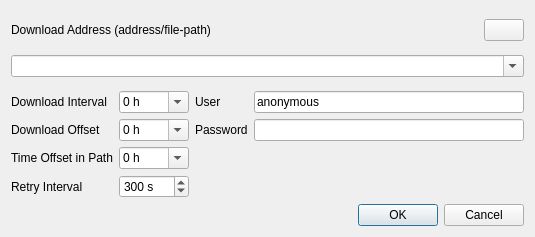
Above: app/qtapp/appcmn_qt/ftpoptdlg.ui from lhuisman/myRTKLIB before the change. Below: the same form after it.
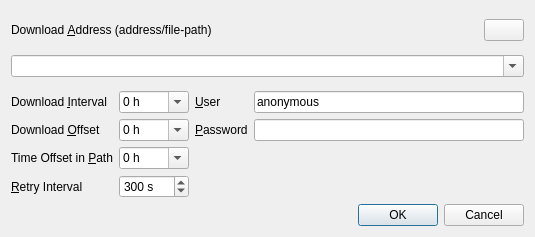
That is the form after the change. Icons and pictures are not drawn.

```diff
--- a/app/qtapp/appcmn_qt/ftpoptdlg.ui
+++ b/app/qtapp/appcmn_qt/ftpoptdlg.ui
@@ -32,7 +32,10 @@
       <item row="0" column="0">
        <widget class="QLabel" name="Label2">
         <property name="text">
-         <string>Download Address (address/file-path)</string>
+         <string>Download &amp;Address (address/file-path)</string>
+        </property>
+        <property name="buddy">
+         <cstring>cBAddress</cstring>
         </property>
        </widget>
       </item>
@@ -93,7 +96,10 @@
          <string/>
         </property>
         <property name="text">
-         <string>Download Interval</string>
+         <string>Download &amp;Interval</string>
+        </property>
+        <property name="buddy">
+         <cstring>cBInterval</cstring>
         </property>
        </widget>
       </item>
@@ -103,7 +109,10 @@
          <string/>
         </property>
         <property name="text">
-         <string>User</string>
+         <string>&amp;User</string>
+        </property>
+        <property name="buddy">
+         <cstring>lEUser</cstring>
         </property>
        </widget>
       </item>
@@ -178,7 +187,10 @@
          <string/>
         </property>
         <property name="text">
-         <string>Time Offset in Path</string>
+         <string>Time Offset in &amp;Path</string>
+        </property>
+        <property name="buddy">
+         <cstring>cBPathOffset</cstring>
         </property>
        </widget>
       </item>
@@ -188,7 +200,10 @@
          <string/>
         </property>
         <property name="text">
-         <string>Download Offset</string>
+         <string>Download &amp;Offset</string>
+        </property>
+        <property name="buddy">
+         <cstring>cBOffset</cstring>
         </property>
        </widget>
       </item>
@@ -281,7 +296,10 @@
          <string/>
         </property>
         <property name="text">
-         <string>Retry Interval</string>
+         <string>&amp;Retry Interval</string>
+        </property>
+        <property name="buddy">
+         <cstring>sBRetryInterval</cstring>
         </property>
        </widget>
       </item>
@@ -346,7 +364,10 @@
          <string/>
         </property>
         <property name="text">
-         <string>Password</string>
+         <string>&amp;Password</string>
+        </property>
+        <property name="buddy">
+         <cstring>lEPassword</cstring>
         </property>
        </widget>
       </item>
```
